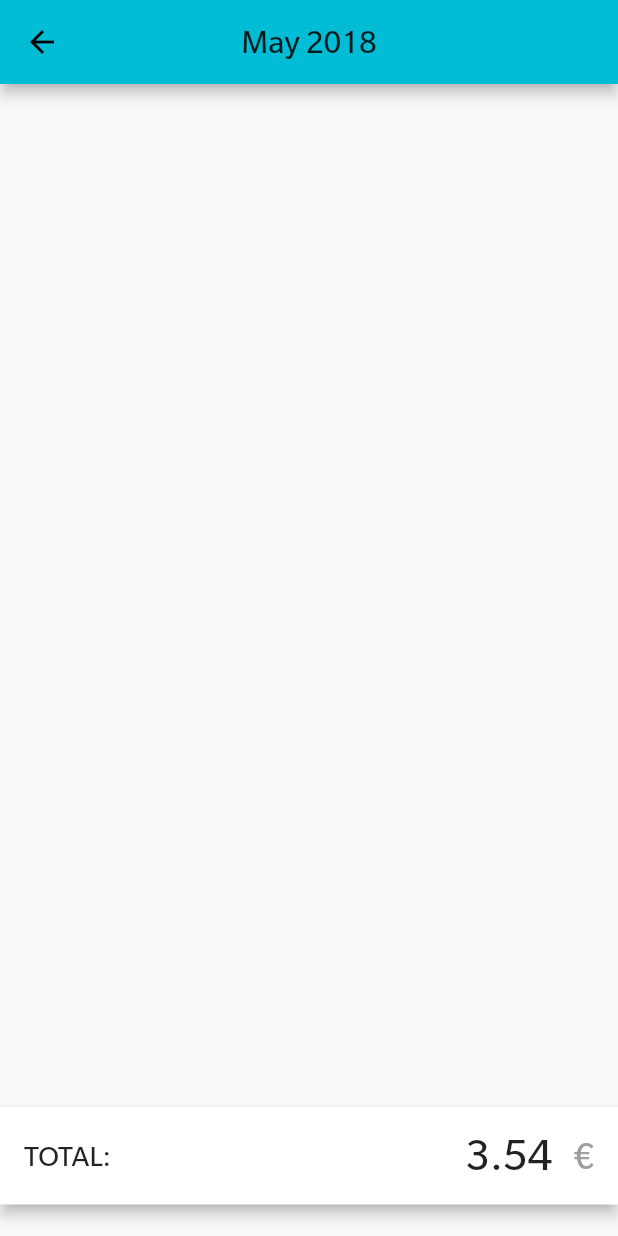
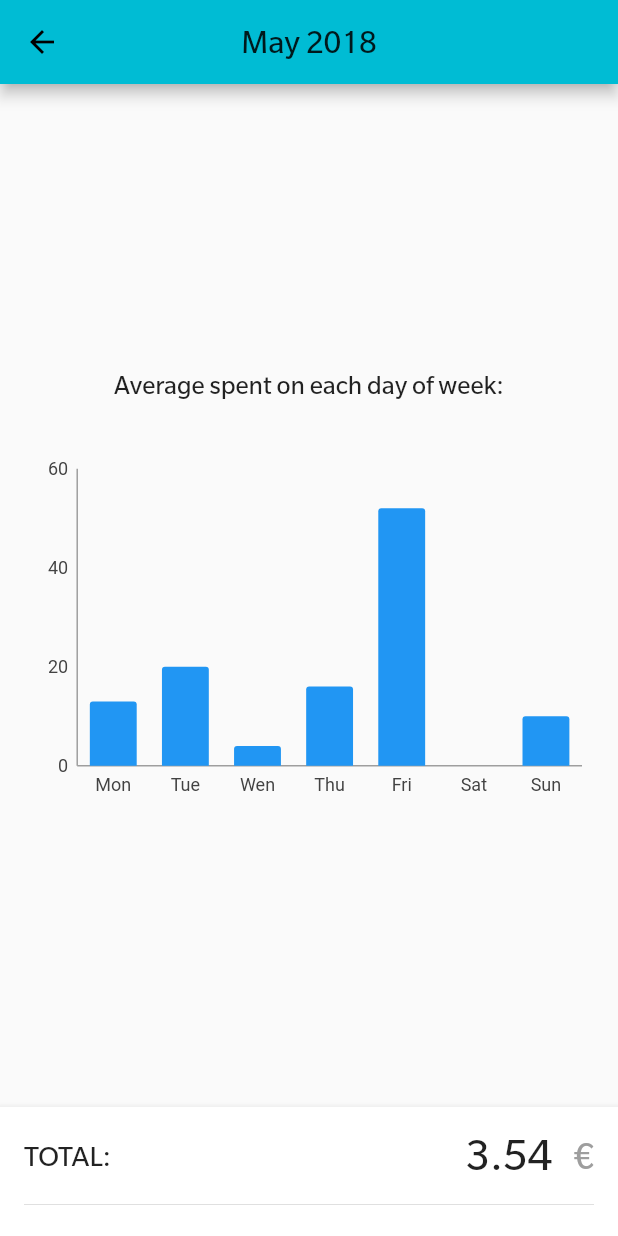
Before and after one commit to zerodays/dragonhack-2018, a Flutter app: the Details screen opened directly, on a phone screen of 412 x 824 dp. Run offline on Flutter 3.47's test engine with Material 2 defaults, Android fonts, the light colour scheme and no system bars; our stand-ins replace camera, charts_flutter, location, transparent_image; missing offline and left inert: flutter_circular_chart, zoomable_image; network calls fail.

Commit message:
finish details design

```diff
--- /dev/null
+++ b/app/lib/bar_chart.dart
@@ -0,0 +1,71 @@
+import 'package:flutter/material.dart';
+import 'package:charts_flutter/flutter.dart' as charts;
+
+/// Example of using a custom primary measure axis replacing the default
+/// gridline rendering with a short tick rendering. It also turns on the axis
+/// line so that the ticks have something to line up against.
+///
+/// There are many axis styling options in the SmallTickRenderer allowing you
+/// to customize the font, tick lengths, and offsets.
+class BarChart extends StatelessWidget {
+  final List<charts.Series> seriesList;
+  final bool animate;
+
+  BarChart(this.seriesList, {this.animate});
+
+  factory BarChart.withSampleData() {
+    return new BarChart(
+      _createSampleData(),
+      // Disable animations for image tests.
+      animate: true,
+    );
+  }
+
+
+  @override
+  Widget build(BuildContext context) {
+    return new charts.BarChart(
+      seriesList,
+      animate: animate,
+
+      /// Customize the primary measure axis using a small tick renderer.
+      /// Note: use String instead of num for ordinal domain axis
+      /// (typically bar charts).
+      primaryMeasureAxis: new charts.NumericAxisSpec(
+          renderSpec: new charts.SmallTickRendererSpec(
+            // Tick and Label styling here.
+          )),
+      secondaryMeasureAxis: null
+    );
+  }
+
+  /// Create series list with single series
+  static List<charts.Series<OrdinalSales, String>> _createSampleData() {
+    final globalSalesData = [
+      new OrdinalSales('Mon', 13),
+      new OrdinalSales('Tue', 20),
+      new OrdinalSales('Wen', 4),
+      new OrdinalSales('Thu', 16),
+      new OrdinalSales('Fri', 52),
+      new OrdinalSales('Sat', 0),
+      new OrdinalSales('Sun', 10),
+    ];
+
+    return [
+      new charts.Series<OrdinalSales, String>(
+        id: 'Global Revenue',
+        domainFn: (OrdinalSales sales, _) => sales.year,
+        measureFn: (OrdinalSales sales, _) => sales.sales,
+        data: globalSalesData,
+      ),
+    ];
+  }
+}
+
+/// Sample ordinal data type.
+class OrdinalSales {
+  final String year;
+  final int sales;
+
+  OrdinalSales(this.year, this.sales);
+}
--- a/app/lib/circular_indicator.dart
+++ b/app/lib/circular_indicator.dart
@@ -45,7 +45,7 @@ class _IndicatorState extends State<CircularInidicator> {
               mainAxisAlignment: MainAxisAlignment.center,
               children: <Widget>[
                 new Image.asset('assets/cloud_load.gif'),
-                new Text('Processing in the cloud ...', textAlign: TextAlign.center, style: new TextStyle(inherit: true, fontSize: 18.0, color: Colors.grey[800], fontWeight: FontWeight.normal))
+                new Text('Processing in the cloud ...', textAlign: TextAlign.center, style: new TextStyle(inherit: false, fontSize: 18.0, color: Colors.grey[800], fontWeight: FontWeight.normal))
               ],
             )
           )
--- a/app/lib/details.dart
+++ b/app/lib/details.dart
@@ -1,4 +1,5 @@
 import 'package:flutter/material.dart';
+import 'bar_chart.dart';
 
 class Details extends StatefulWidget {
   @override
@@ -19,7 +20,21 @@ class _DetailsState extends State<Details> {
             new Container(
                 height: MediaQuery.of(context).size.height - 150.0,
                 color: Colors.transparent,
+                child: new Column(
+                  mainAxisAlignment: MainAxisAlignment.center,
+                  children: <Widget>[
+                    new Text(
+                      'Average spent on each day of week:',
+                      textAlign: TextAlign.center,
+                      style: new TextStyle(fontSize: 16.0),
                     ),
+                    new Container(height: 32.0),
+                    new Container(
+                        padding: new EdgeInsets.fromLTRB(24.0, 0.0, 10.0, 0.0),
+                        height: 240.0,
+                        child: new BarChart.withSampleData())
+                  ],
+                )),
             new Card(
               elevation: 4.0,
               shape: new RoundedRectangleBorder(
@@ -27,7 +42,10 @@ class _DetailsState extends State<Details> {
               margin: new EdgeInsets.fromLTRB(0.0, 8.0, 0.0, 0.0),
               child: new Container(
                 padding: new EdgeInsets.all(16.0),
-                child: new Row(
+                child: new Column(
+                  mainAxisAlignment: MainAxisAlignment.start,
+                  children: <Widget>[
+                    new Row(
                       mainAxisAlignment: MainAxisAlignment.spaceBetween,
                       children: <Widget>[
                         new Text(
@@ -50,8 +68,8 @@ class _DetailsState extends State<Details> {
                                         fontWeight: FontWeight.normal),
                                   ),
                                   new Container(
-                                padding:
-                                    new EdgeInsets.only(left: 8.0, bottom: 2.0),
+                                    padding: new EdgeInsets.only(
+                                        left: 8.0, bottom: 2.0),
                                     child: new Text(
                                       '€',
                                       style: new TextStyle(
@@ -65,6 +83,60 @@ class _DetailsState extends State<Details> {
                             ))
                       ],
                     ),
+                    new Container(height: 8.0),
+                    new Divider(),
+                    new Container(height: 16.0),
+
+                    //TODO: od tuki napreej notr ufukas statistiko
+                    new Container(
+                      padding: new EdgeInsets.only(bottom: 14.0),
+                      child: new Row(
+                        mainAxisAlignment: MainAxisAlignment.spaceBetween,
+                        children: <Widget>[
+                          new Text('Mercator', style: new TextStyle(fontSize: 16.0),),
+                          new Text('14.32 €', style: new TextStyle(color: Colors.grey[600], fontSize: 15.0),)
+                        ],
+                      ),
+                    ),
+
+                    new Container(
+                      padding: new EdgeInsets.only(bottom: 14.0),
+                      child: new Row(
+                        mainAxisAlignment: MainAxisAlignment.spaceBetween,
+                        children: <Widget>[
+                          new Text('Mercator', style: new TextStyle(fontSize: 16.0),),
+                          new Text('14.32 €', style: new TextStyle(color: Colors.grey[600], fontSize: 15.0),)
+                        ],
+                      ),
+                    ),
+
+                    new Container(
+                      padding: new EdgeInsets.only(bottom: 14.0),
+                      child: new Row(
+                        mainAxisAlignment: MainAxisAlignment.spaceBetween,
+                        children: <Widget>[
+                          new Text('Mercator', style: new TextStyle(fontSize: 16.0),),
+                          new Text('14.32 €', style: new TextStyle(color: Colors.grey[600], fontSize: 15.0),)
+                        ],
+                      ),
+                    ),
+
+                    new Container(
+                      padding: new EdgeInsets.only(bottom: 14.0),
+                      child: new Row(
+                        mainAxisAlignment: MainAxisAlignment.spaceBetween,
+                        children: <Widget>[
+                          new Text('Mercator', style: new TextStyle(fontSize: 16.0),),
+                          new Text('14.32 €', style: new TextStyle(color: Colors.grey[600], fontSize: 15.0),)
+                        ],
+                      ),
+                    ),
+
+
+
+
+                  ],
+                ),
               ),
             )
           ],
```
Lines whose indentation alone changed are shown as unchanged.
